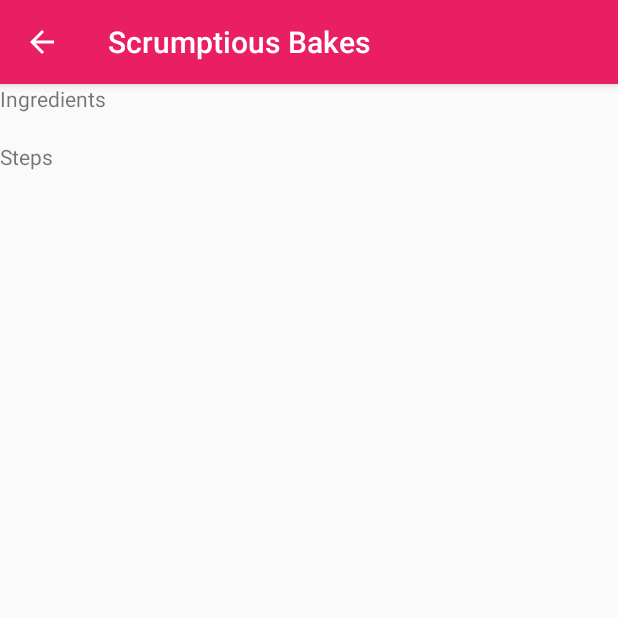
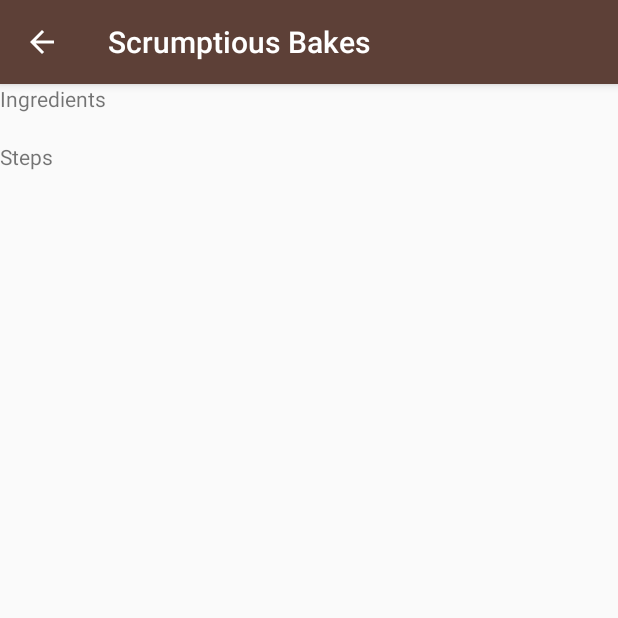
Before and after one commit to gea-07/scrumptiousbakes, an Android app: the IngredientsAndStepsFragment screen opened directly, with no data from a screen before it, on a phone screen of 412 x 824 dp, the top half of it. Run offline under Robolectric (Android 15) with nearby library versions, the phone set to English and light mode, and no system bars; our stand-ins replace ButterKnife; 3 statements that could not run were skipped.

Commit message:
add_ingredients_and_steps_activity: added onClick handler for the items in the recycler view for list of steps. Modified theme color.

```diff
--- a/src/main/java/com/arleneg/android/scrumptiousbakes/ui/IngredientsAndStepsFragment.java
+++ b/src/main/java/com/arleneg/android/scrumptiousbakes/ui/IngredientsAndStepsFragment.java
@@ -6,10 +6,12 @@ import android.support.v4.app.Fragment;
 import android.support.v7.widget.DividerItemDecoration;
 import android.support.v7.widget.LinearLayoutManager;
 import android.support.v7.widget.RecyclerView;
+import android.util.Log;
 import android.view.LayoutInflater;
 import android.view.View;
 import android.view.ViewGroup;
 import android.widget.TextView;
+import android.widget.Toast;
 
 import com.arleneg.android.scrumptiousbakes.R;
 import com.arleneg.android.scrumptiousbakes.data.Ingredient;
@@ -23,7 +25,7 @@ import butterknife.ButterKnife;
 /**
  * A simple {@link Fragment} subclass.
  */
-public class IngredientsAndStepsFragment extends Fragment {
+public class IngredientsAndStepsFragment extends Fragment implements RecipeStepsAdapter.StepItemClickListener{
 
     @BindView(R.id.ingredients_title_tv)
     TextView mIngredientsTitleTextView;
@@ -70,7 +72,7 @@ public class IngredientsAndStepsFragment extends Fragment {
 
         mStepsRecyclerView = (RecyclerView) view.findViewById(R.id.steps_recycler_view);
         mStepsRecyclerView.setLayoutManager(new LinearLayoutManager(mStepsRecyclerView.getContext()));
-        mStepsRecyclerView.setAdapter(new RecipeStepsAdapter(getRecipe().getSteps()));
+        mStepsRecyclerView.setAdapter(new RecipeStepsAdapter(getRecipe().getSteps(), this));
 
         DividerItemDecoration dividerItemDecoration = new DividerItemDecoration(getContext(),DividerItemDecoration.VERTICAL);
         mStepsRecyclerView.addItemDecoration(dividerItemDecoration);
@@ -78,4 +80,9 @@ public class IngredientsAndStepsFragment extends Fragment {
         return view;
     }
 
+    @Override
+    public void onItemClick(int position) {
+        String toastString = String.format(Locale.getDefault(), "Step %d", mRecipe.getSteps().get(position).getId());
+        Toast.makeText(mStepsRecyclerView.getContext(), toastString, Toast.LENGTH_SHORT).show();
+    }
 }
--- a/src/main/java/com/arleneg/android/scrumptiousbakes/ui/RecipeListAdapter.java
+++ b/src/main/java/com/arleneg/android/scrumptiousbakes/ui/RecipeListAdapter.java
@@ -81,6 +81,7 @@ public class RecipeListAdapter extends RecyclerView.Adapter<RecipeListAdapter.Re
                                 RecipeListAdapter adapter) {
             super(inflater.inflate(R.layout.list_item_recipe, parent, false));
 
+            // TODO: use butterknife
             mRecipeImageView = (ImageView) itemView.findViewById(R.id.recipe_imageview);
             mRecipeNameTextView = (TextView) itemView.findViewById(R.id.recipe_name_text_view);
             this.mAdapter = adapter;
--- a/src/main/res/layout/fragment_ingredients_and_steps.xml
+++ b/src/main/res/layout/fragment_ingredients_and_steps.xml
@@ -12,6 +12,7 @@
         android:layout_height="wrap_content"
         android:orientation="vertical">
 
+        // TODO: Add name of recipe at the top with image and text
         <TextView
             android:id="@+id/ingredients_title_tv"
             android:layout_width="match_parent"
--- a/src/main/res/values/styles.xml
+++ b/src/main/res/values/styles.xml
@@ -2,8 +2,8 @@
     <!-- Base application theme. -->
     <style name="AppTheme" parent="Theme.AppCompat.Light.DarkActionBar">
         <!-- Customize your theme here. -->
-        <item name="colorPrimary">#E91E63</item>
-        <item name="colorPrimaryDark">#C2185B</item>
-        <item name="colorAccent">#FF4081</item>
+        <item name="colorPrimary">#5D4037</item>
+        <item name="colorPrimaryDark">#3E2723</item>
+        <item name="colorAccent">#8D6E63</item>
     </style>
 </resources>
```
Also changed, not shown: src/main/java/com/arleneg/android/scrumptiousbakes/ui/RecipeStepsAdapter.java (+19 -2 lines).
